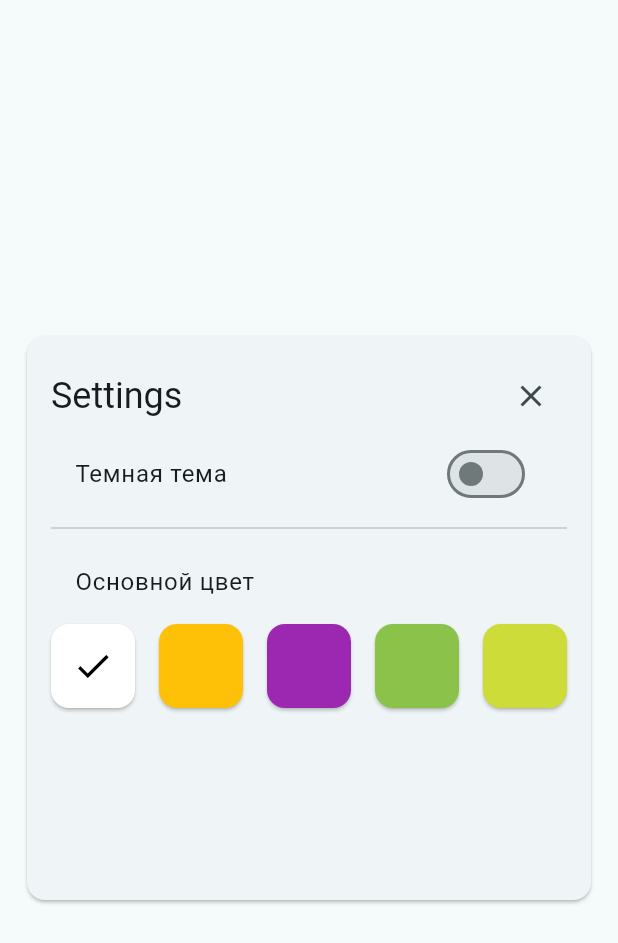
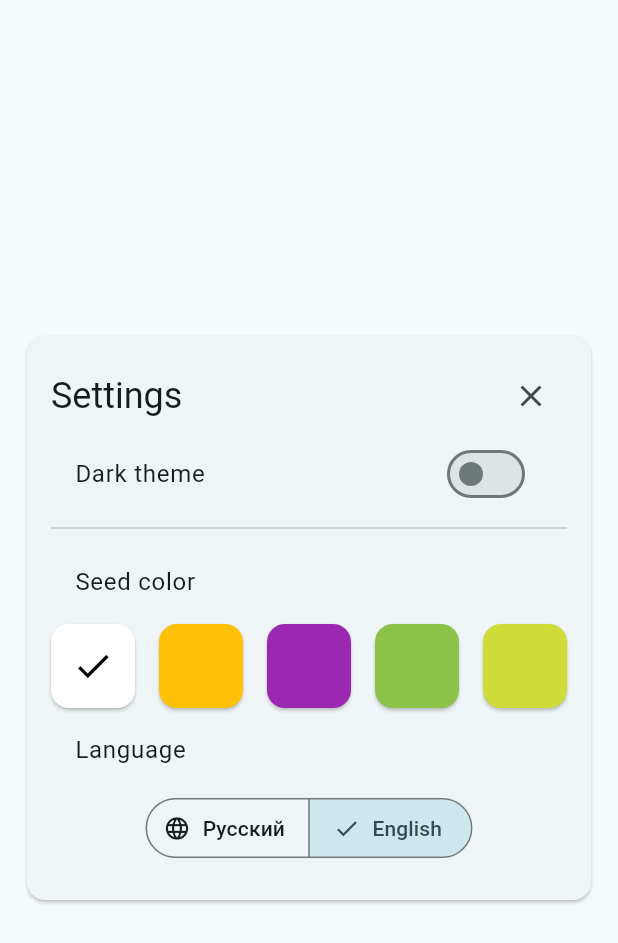
Before and after one commit to rn7cvj-dvfu/6-semester-game-dev, a Flutter app: the screen it shows after launch, after a tap on the "settings" icon, on a phone screen of 412 x 824 dp. Shown: the top 943 px of the screen. Run offline on Flutter 3.47's test engine with Material 3 defaults, Android fonts, the phone set to English and light mode, and no system bars; our stand-ins replace freezed_annotation, go_router, shared_preferences; missing offline and left inert: flame, slang; generated files the repository leaves out were written again.

Commit message:
feat: update localization strings and add language selection functionality

```diff
--- a/game/i18n/en_US/strings_en.i18n.yaml
+++ b/game/i18n/en_US/strings_en.i18n.yaml
@@ -1,8 +1,9 @@
 settings: Settings
 statistic: Statistics
 
-useDarkTheme: Темная тема
-useSeedColor: Основной цвет
+useDarkTheme: Dark theme
+useSeedColor: Seed color
+useLangue: Language
 
 levels:
   1:
--- a/game/i18n/ru_RU/strings_ru.i18n.yaml
+++ b/game/i18n/ru_RU/strings_ru.i18n.yaml
@@ -1,8 +1,10 @@
 settings: Настройки
 statistic: Статистика
-back: Назад
+
+
 useDarkTheme: Темная тема
 useSeedColor: Основной цвет
+useLangue: Язык
 
 levels:
   1:
--- a/game/lib/features/graph/bloc/model.dart
+++ b/game/lib/features/graph/bloc/model.dart
@@ -18,6 +18,7 @@ class GraphModel with _$GraphModel {
     List<List<int>> matrix, {
     bool movable = false,
     bool clickable = false,
+    bool edgeColorLerp = false,
     Color Function(int nodeIndex)? nodeColor,
     Color Function(int firstNodeIndex, int secondNodeIndex)? edgeColor,
   }) {
@@ -54,6 +55,7 @@ class GraphModel with _$GraphModel {
     return GraphModel(
       nodes: nodes,
       edges: edges,
+      edgeColorLerp: edgeColorLerp,
       movable: movable,
       clickable: clickable,
     );
--- a/game/lib/features/language/storage.dart
+++ b/game/lib/features/language/storage.dart
@@ -0,0 +1,33 @@
+import 'package:shared_preferences/shared_preferences.dart';
+
+import '../../.gen/i18n/strings.g.dart';
+
+final class LanguageStorage {
+  static const String _LanguageKey = 'language';
+
+  LanguageStorage._();
+
+  static Future<AppLocale?> loadLanguage() async {
+    final prefs = await SharedPreferences.getInstance();
+
+    final languageString = prefs.getString(_LanguageKey);
+
+    try {
+      final language = AppLocale.values
+          .where(
+            (e) => e.toString() == languageString,
+          )
+          .firstOrNull;
+
+      return language;
+    } catch (e) {
+      return null;
+    }
+  }
+
+  static Future<void> saveLanguage(AppLocale language) async {
+    final prefs = await SharedPreferences.getInstance();
+
+    await prefs.setString(_LanguageKey, language.toString());
+  }
+}
--- a/game/lib/features/language/widgets/toggle.dart
+++ b/game/lib/features/language/widgets/toggle.dart
@@ -1,5 +1,6 @@
 import 'package:flutter/material.dart';
 import '../../../.gen/i18n/strings.g.dart';
+import '../storage.dart';
 
 class LanguageToggle extends StatelessWidget {
   const LanguageToggle({super.key});
@@ -7,7 +8,12 @@ class LanguageToggle extends StatelessWidget {
   @override
   Widget build(BuildContext context) {
     final locale = LocaleSettings.currentLocale;
-    return SegmentedButton<AppLocale>(
+    return Column(
+      children: [
+        ListTile(
+          title: Text(context.t.strings.useLangue),
+        ),
+        SegmentedButton<AppLocale>(
           segments: const [
             ButtonSegment(
               value: AppLocale.ru,
@@ -22,15 +28,14 @@ class LanguageToggle extends StatelessWidget {
           ],
           selected: {locale},
           onSelectionChanged: (selected) {
-        if (selected.isNotEmpty) {
+            if (selected.isEmpty) {
+              return;
+            }
             LocaleSettings.setLocale(selected.first);
-        }
+            LanguageStorage.saveLanguage(selected.first);
           },
-      style: ButtonStyle(
-        padding: MaterialStateProperty.all(
-            const EdgeInsets.symmetric(horizontal: 8)),
         ),
-      showSelectedIcon: false,
+      ],
     );
   }
 }
--- a/game/lib/features/theme/widgets/color_toggle.dart
+++ b/game/lib/features/theme/widgets/color_toggle.dart
@@ -28,7 +28,7 @@ class SeedColorToggle extends StatelessWidget {
         return Column(
           children: [
             ListTile(
-              title: Text(t.strings.useSeedColor),
+              title: Text(context.t.strings.useSeedColor),
             ),
             Row(
               children: List.generate(
--- a/game/lib/features/theme/widgets/theme_toggle.dart
+++ b/game/lib/features/theme/widgets/theme_toggle.dart
@@ -11,7 +11,8 @@ class ThemeModelToggle extends StatelessWidget {
     final theme = GTheme.of(context);
 
     return SwitchListTile(
-      title: Text(t.strings.useDarkTheme),
+      // key:
+      title: Text(context.t.strings.useDarkTheme),
       value: theme.themeMode == ThemeMode.dark,
       onChanged: (value) => theme.toggleThemeMode(
         value ? ThemeMode.dark : ThemeMode.light,
--- a/game/lib/main.dart
+++ b/game/lib/main.dart
@@ -2,6 +2,7 @@ import 'package:flutter/material.dart';
 import '.gen/i18n/strings.g.dart';
 
 import 'app.dart';
+import 'features/language/storage.dart';
 import 'features/theme/manager.dart';
 import 'features/theme/storage.dart';
 import 'utils/ui.dart';
@@ -11,6 +12,11 @@ Future<void> main() async {
   await LocaleSettings.useDeviceLocale();
 
   final (themeMode, seedColor) = await ThemeStorage.loadTheme();
+  final language = await LanguageStorage.loadLanguage();
+
+  if (language != null) {
+    await LocaleSettings.setLocale(language);
+  }
 
   runApp(
     ThemeManager(
--- a/game/lib/pages/settings.dart
+++ b/game/lib/pages/settings.dart
@@ -1,6 +1,7 @@
 import 'package:flutter/material.dart';
 
 import '../.gen/i18n/strings.g.dart';
+import '../features/language/widgets/toggle.dart';
 import '../features/settings.dart';
 import '../features/theme/widgets/color_toggle.dart';
 import '../features/theme/widgets/theme_toggle.dart';
@@ -24,7 +25,7 @@ class SettingsPage extends StatelessWidget {
                     mainAxisAlignment: MainAxisAlignment.spaceBetween,
                     children: [
                       Text(
-                        t.strings.settings,
+                        context.t.strings.settings,
                         style: Theme.of(context).textTheme.headlineSmall,
                       ),
                       IconButton(
@@ -36,6 +37,7 @@ class SettingsPage extends StatelessWidget {
                   ThemeModelToggle(),
                   const Divider(),
                   SeedColorToggle(),
+                  LanguageToggle(),
                 ],
               ),
             ),
```
Also changed, not shown: game/lib/.gen/i18n/strings.g.dart, game/lib/.gen/i18n/strings_en.g.dart, game/lib/.gen/i18n/strings_ru.g.dart. Lines whose indentation alone changed are shown as unchanged.
